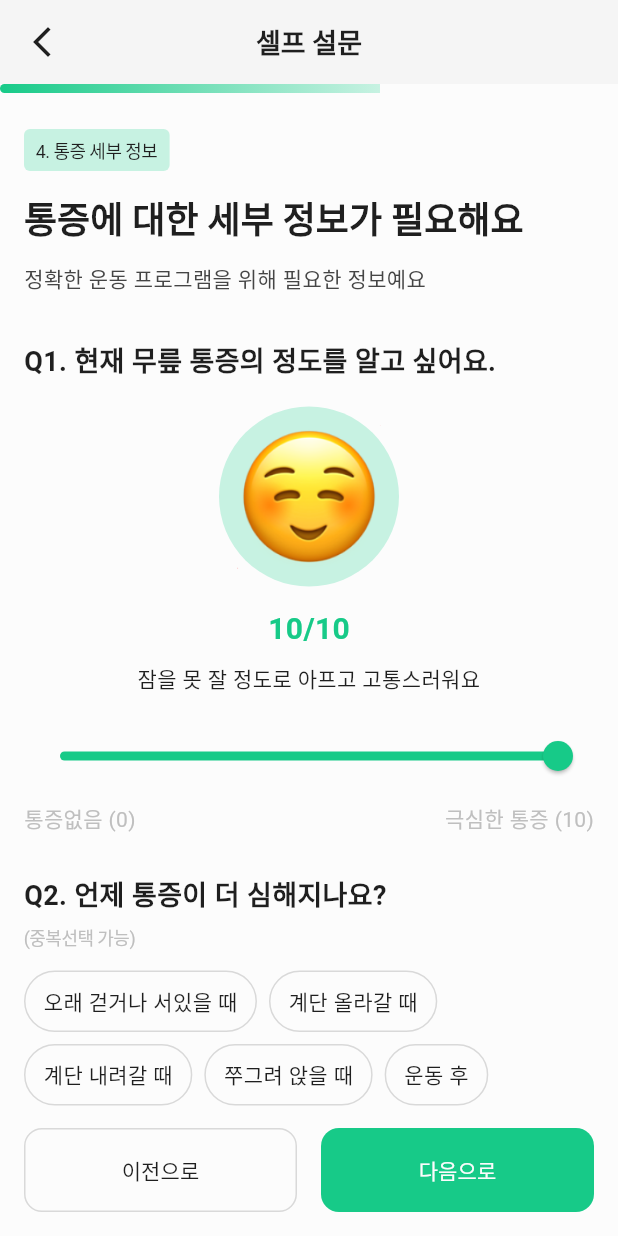
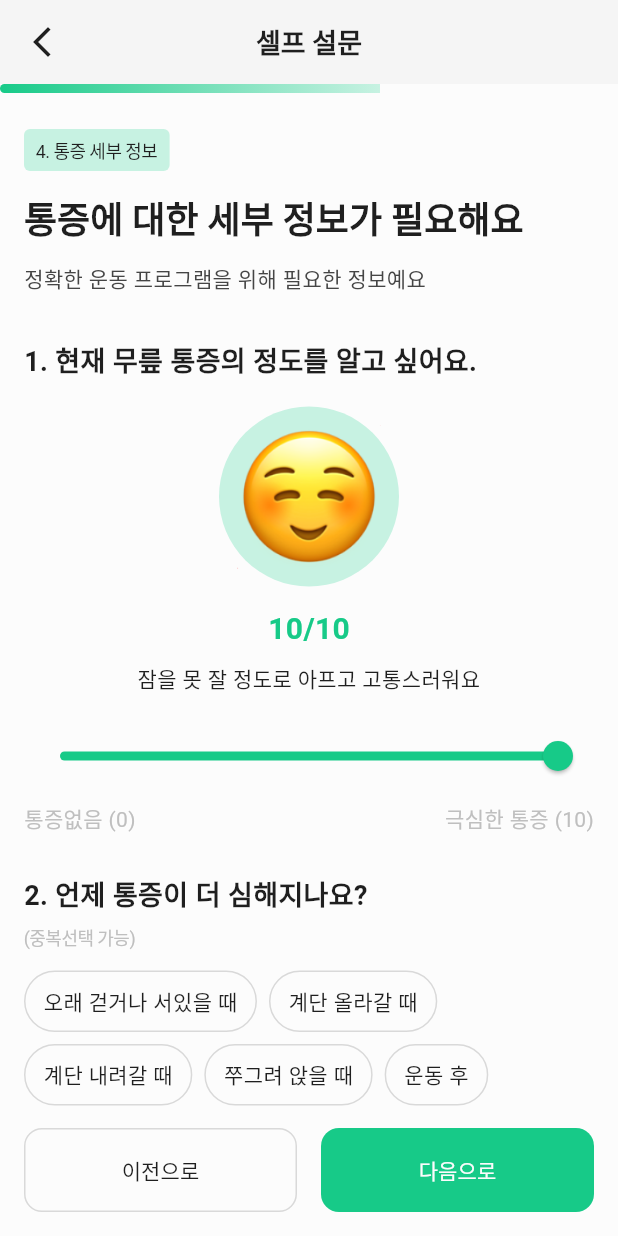
Before and after one commit to MEDILUX-club/DDUDUK, a Flutter app: the SurveyStep4LifestyleScreen widget shown alone on an empty page, opened directly, on a phone screen of 412 x 824 dp. Run offline on Flutter 3.47's test engine with Material 3 defaults, Android fonts, the phone set to English and light mode, and no system bars; drawn by our look-alikes of syncfusion_flutter_sliders; our stand-ins replace flutter_svg; missing offline and left inert: syncfusion_flutter_core; Roboto replaces fonts that are missing (Pretendard).

Commit message:
feat:survey4추가질문 플로우 완성

```diff
--- a/lib/screens/survey/survey_step4_pain_detail_screen.dart
+++ b/lib/screens/survey/survey_step4_pain_detail_screen.dart
@@ -99,9 +99,10 @@ class _SurveyStep4LifestyleScreenState
               child: Column(
                 crossAxisAlignment: CrossAxisAlignment.start,
                 children: [
+                  // 1. 현재 무릎 통증의 정도 (항상 표시)
                   const SizedBox(height: AppDimens.space16),
                   Text(
-                    'Q1. 현재 무릎 통증의 정도를 알고 싶어요.',
+                    '1. 현재 무릎 통증의 정도를 알고 싶어요.',
                     style: AppTextStyles.body18SemiBold,
                   ),
                   const SizedBox(height: AppDimens.space16),
@@ -158,9 +159,10 @@ class _SurveyStep4LifestyleScreenState
                       ),
                     ],
                   ),
+                  // 2. 언제 통증이 더 심해지나요? (항상 표시)
                   const SizedBox(height: AppDimens.space24),
                   Text(
-                    'Q2. 언제 통증이 더 심해지나요?',
+                    '2. 언제 통증이 더 심해지나요?',
                     style: AppTextStyles.body18SemiBold,
                   ),
                   const SizedBox(height: AppDimens.space4),
@@ -184,8 +186,13 @@ class _SurveyStep4LifestyleScreenState
                         )
                         .toList(),
                   ),
+                  // 3. 통증 느낌이 어떤가요? (2번 선택 시 표시)
+                  if (_selectedPainTriggers.isNotEmpty) ...[
                     const SizedBox(height: AppDimens.space24),
-                  Text('Q3. 통증 느낌이 어떤가요?', style: AppTextStyles.body18SemiBold),
+                    Text(
+                      '3. 통증 느낌이 어떤가요?',
+                      style: AppTextStyles.body18SemiBold,
+                    ),
                     const SizedBox(height: AppDimens.space8),
                     Text(
                       '최근 자주 느끼는 통증 양상을 선택해주세요',
@@ -199,9 +206,12 @@ class _SurveyStep4LifestyleScreenState
                       onSelect: _selectPainPattern,
                       options: _painPatternOptions,
                     ),
+                  ],
+                  // 4. 통증이 얼마나 지속되나요? ("아침에 일어나면 뻣뻣해요" 선택 시 표시)
+                  if (_selectedPainPattern == '아침에 일어나면 뻣뻣해요') ...[
                     const SizedBox(height: AppDimens.space24),
                     Text(
-                    'Q4. 통증이 얼마나 지속되나요?',
+                      '4. 통증이 얼마나 지속되나요?',
                       style: AppTextStyles.body18SemiBold,
                     ),
                     const SizedBox(height: AppDimens.space12),
@@ -223,6 +233,8 @@ class _SurveyStep4LifestyleScreenState
                         );
                       }).toList(),
                     ),
+                  ],
+                  const SizedBox(height: AppDimens.space16),
                 ],
               ),
             ),
```
Lines whose indentation alone changed are shown as unchanged.
